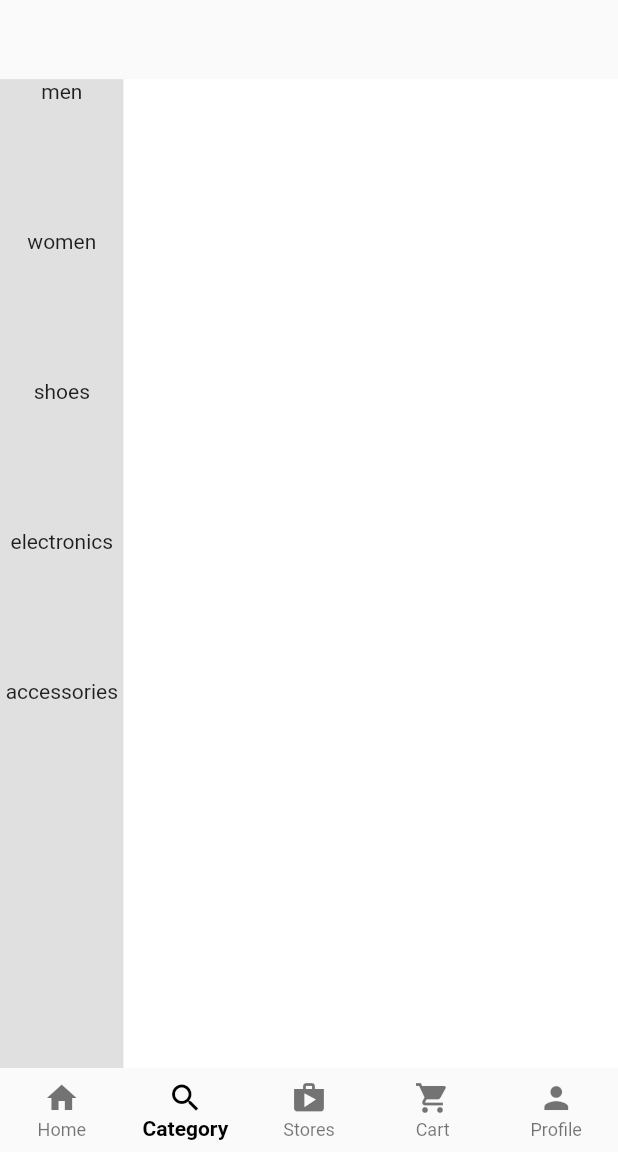
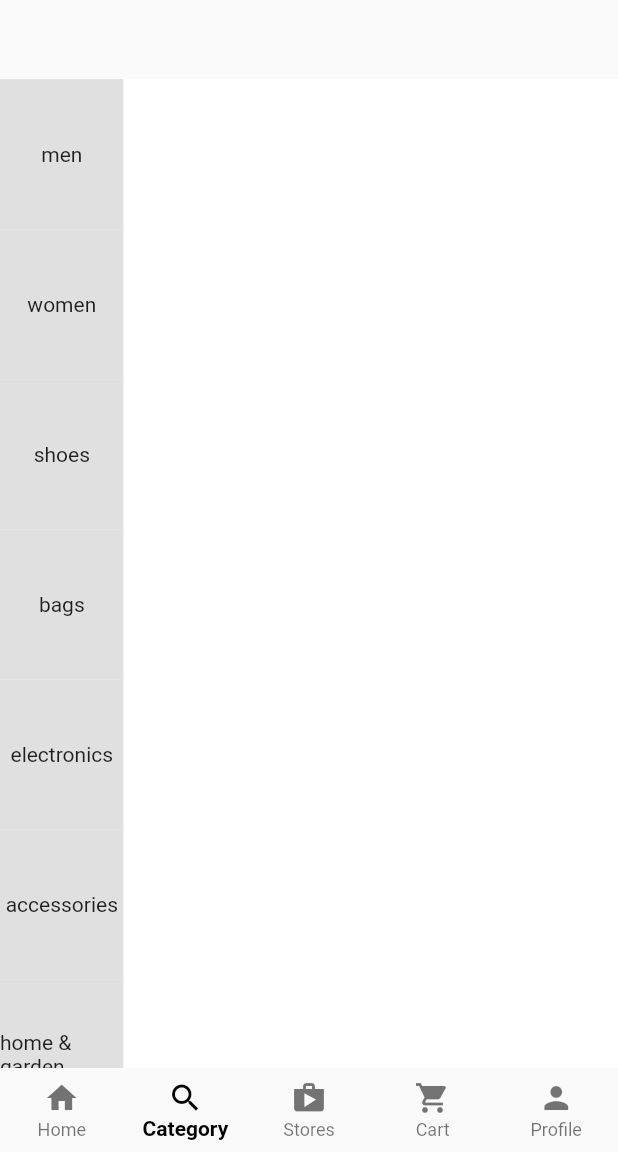
Before and after one commit to Arwa-Alhumaidi/store_project, a Flutter app: the screen it shows after launch, item 2 of the bottom bar chosen, on a phone screen of 412 x 824 dp, the part 84-1236 px from its top. Run offline on Flutter 3.47's test engine with Material 2 defaults, Android fonts, the phone set to English and light mode, and no system bars.

Commit message:
commit 3

```diff
--- a/lib/main_screens/category.dart
+++ b/lib/main_screens/category.dart
@@ -1,12 +1,15 @@
 import 'package:flutter/material.dart';
 import 'package:store_project/widgets/fake_search.dart';
 
-List<String> items = [
-  'men',
-  'women',
-  'shoes',
-  'electronics',
-  'accessories',
+List<ItemsData> items = [
+  ItemsData(label: 'men'),
+  ItemsData(label: 'women'),
+  ItemsData(label: 'shoes'),
+  ItemsData(label: 'bags'),
+  ItemsData(label: 'electronics'),
+  ItemsData(label: 'accessories'),
+  ItemsData(label: 'home & garden'),
+  ItemsData(label: 'kids'),
 ];
 
 class Category extends StatefulWidget {
@@ -36,18 +39,27 @@ class _CategoryState extends State<Category> {
   }
 
   Widget sideNavigator(Size size) {
-    return Container(
+    return SizedBox(
       height: size.height * 0.8,
       width: size.width * 0.2,
-      color: Colors.grey.shade300,
       child: ListView.builder(
           itemCount: items.length,
           itemBuilder: (context, index) {
-            return Center(
-                child: SizedBox(
-              height: 100,
-              child: Text(items[index]),
-            ));
+            return GestureDetector(
+              onTap: () {
+                for (var element in items) {
+                  element.isSelected = false;
+                }
+                setState(() {
+                  items[index].isSelected = true;
+                });
+              },
+              child: Container(
+                color: items[index].isSelected == true ? Colors.white : Colors.grey.shade300,
+                height: 100,
+                child: Center(child: Text(items[index].label)),
+              ),
+            );
           }),
     );
   }
@@ -60,3 +72,9 @@ class _CategoryState extends State<Category> {
     );
   }
 }
+
+class ItemsData {
+  String label;
+  bool isSelected;
+  ItemsData({required this.label, this.isSelected = false});
+}
```
